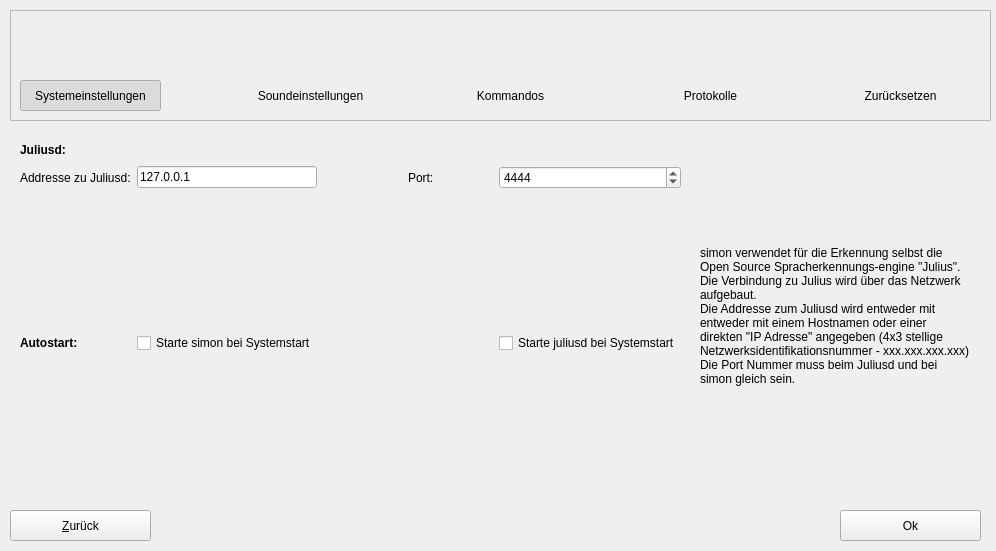
The window that ui/settings.ui (KDE/simon) describes before a commit, drawn with Qt 5.
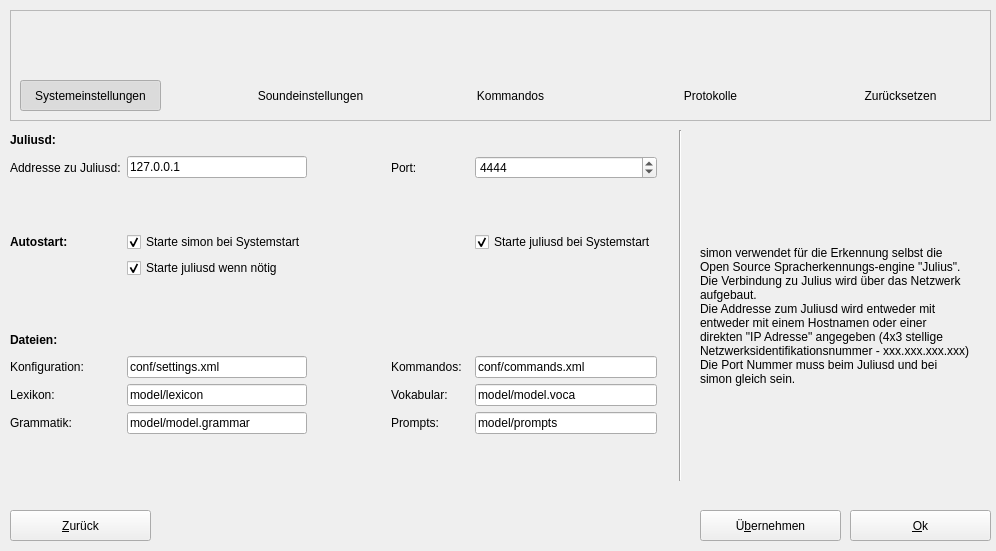
The same window after the commit. Icons and pictures are not drawn.

Diff of the .ui file:
```diff
--- a/ui/settings.ui
+++ b/ui/settings.ui
@@ -12,6 +12,9 @@
   <property name="windowTitle" >
    <string>Einstellungen</string>
   </property>
+  <property name="windowIcon" >
+   <iconset resource="../simon.qrc" >:/images/tray.png</iconset>
+  </property>
   <widget class="QFrame" name="frame" >
    <property name="geometry" >
     <rect>
@@ -27,63 +30,6 @@
    <property name="frameShadow" >
     <enum>QFrame::Raised</enum>
    </property>
-   <widget class="QLabel" name="lbSystemSettings" >
-    <property name="geometry" >
-     <rect>
-      <x>60</x>
-      <y>10</y>
-      <width>51</width>
-      <height>61</height>
-     </rect>
-    </property>
-    <property name="text" >
-     <string/>
-    </property>
-    <property name="pixmap" >
-     <pixmap>:/images/icons/computer.svg</pixmap>
-    </property>
-    <property name="scaledContents" >
-     <bool>false</bool>
-    </property>
-   </widget>
-   <widget class="QLabel" name="lbRevert" >
-    <property name="geometry" >
-     <rect>
-      <x>870</x>
-      <y>10</y>
-      <width>51</width>
-      <height>61</height>
-     </rect>
-    </property>
-    <property name="text" >
-     <string/>
-    </property>
-    <property name="pixmap" >
-     <pixmap>:/images/icons/gtk-undo-ltr.svg</pixmap>
-    </property>
-    <property name="scaledContents" >
-     <bool>false</bool>
-    </property>
-   </widget>
-   <widget class="QLabel" name="lbSoundSettings" >
-    <property name="geometry" >
-     <rect>
-      <x>280</x>
-      <y>10</y>
-      <width>51</width>
-      <height>61</height>
-     </rect>
-    </property>
-    <property name="text" >
-     <string/>
-    </property>
-    <property name="pixmap" >
-     <pixmap>:/images/icons/gnome-settings-sound.svg</pixmap>
-    </property>
-    <property name="scaledContents" >
-     <bool>false</bool>
-    </property>
-   </widget>
    <widget class="QPushButton" name="pbCommands" >
     <property name="geometry" >
      <rect>
@@ -100,25 +46,6 @@
      <bool>true</bool>
     </property>
    </widget>
-   <widget class="QLabel" name="lbCommands" >
-    <property name="geometry" >
-     <rect>
-      <x>480</x>
-      <y>10</y>
-      <width>51</width>
-      <height>61</height>
-     </rect>
-    </property>
-    <property name="text" >
-     <string/>
-    </property>
-    <property name="pixmap" >
-     <pixmap>:/images/icons/terminal.svg</pixmap>
-    </property>
-    <property name="scaledContents" >
-     <bool>false</bool>
-    </property>
-   </widget>
    <widget class="QPushButton" name="pbProtocol" >
     <property name="geometry" >
      <rect>
@@ -135,41 +62,6 @@
      <bool>true</bool>
     </property>
    </widget>
-   <widget class="QLabel" name="lbProtocol" >
-    <property name="geometry" >
-     <rect>
-      <x>680</x>
-      <y>10</y>
-      <width>51</width>
-      <height>61</height>
-     </rect>
-    </property>
-    <property name="text" >
-     <string/>
-    </property>
-    <property name="pixmap" >
-     <pixmap>:/images/icons/text-editor.svg</pixmap>
-    </property>
-    <property name="scaledContents" >
-     <bool>false</bool>
-    </property>
-   </widget>
-   <widget class="QPushButton" name="pbSoundSettings" >
-    <property name="geometry" >
-     <rect>
-      <x>230</x>
-      <y>70</y>
-      <width>141</width>
-      <height>31</height>
-     </rect>
-    </property>
-    <property name="text" >
-     <string>Soundeinstellungen</string>
-    </property>
-    <property name="flat" >
-     <bool>true</bool>
-    </property>
-   </widget>
    <widget class="QPushButton" name="pbRevert" >
     <property name="geometry" >
      <rect>
@@ -208,35 +100,117 @@
      <bool>true</bool>
     </property>
    </widget>
-  </widget>
-  <widget class="QPushButton" name="pbBack" >
-   <property name="geometry" >
-    <rect>
-     <x>10</x>
-     <y>510</y>
-     <width>141</width>
-     <height>31</height>
-    </rect>
-   </property>
-   <property name="text" >
-    <string>&amp;Zurück</string>
-   </property>
-   <property name="icon" >
-    <iconset>:/images/icons/back.png</iconset>
-   </property>
-  </widget>
-  <widget class="QPushButton" name="pbConfirm" >
-   <property name="geometry" >
-    <rect>
-     <x>840</x>
-     <y>510</y>
-     <width>141</width>
-     <height>31</height>
-    </rect>
-   </property>
-   <property name="text" >
-    <string>Ok</string>
-   </property>
+   <widget class="QLabel" name="lbSystemSettings" >
+    <property name="geometry" >
+     <rect>
+      <x>60</x>
+      <y>10</y>
+      <width>51</width>
+      <height>61</height>
+     </rect>
+    </property>
+    <property name="text" >
+     <string/>
+    </property>
+    <property name="pixmap" >
+     <pixmap resource="../simon.qrc" >:/images/icons/computer.svg</pixmap>
+    </property>
+    <property name="scaledContents" >
+     <bool>false</bool>
+    </property>
+   </widget>
+   <widget class="QLabel" name="lbSoundSettings" >
+    <property name="geometry" >
+     <rect>
+      <x>280</x>
+      <y>10</y>
+      <width>51</width>
+      <height>61</height>
+     </rect>
+    </property>
+    <property name="text" >
+     <string/>
+    </property>
+    <property name="pixmap" >
+     <pixmap resource="../simon.qrc" >:/images/icons/gnome-settings-sound.svg</pixmap>
+    </property>
+    <property name="scaledContents" >
+     <bool>false</bool>
+    </property>
+   </widget>
+   <widget class="QLabel" name="lbCommands" >
+    <property name="geometry" >
+     <rect>
+      <x>480</x>
+      <y>10</y>
+      <width>51</width>
+      <height>61</height>
+     </rect>
+    </property>
+    <property name="text" >
+     <string/>
+    </property>
+    <property name="pixmap" >
+     <pixmap resource="../simon.qrc" >:/images/icons/terminal.svg</pixmap>
+    </property>
+    <property name="scaledContents" >
+     <bool>false</bool>
+    </property>
+   </widget>
+   <widget class="QLabel" name="lbProtocol" >
+    <property name="geometry" >
+     <rect>
+      <x>680</x>
+      <y>10</y>
+      <width>51</width>
+      <height>61</height>
+     </rect>
+    </property>
+    <property name="text" >
+     <string/>
+    </property>
+    <property name="pixmap" >
+     <pixmap resource="../simon.qrc" >:/images/icons/text-editor.svg</pixmap>
+    </property>
+    <property name="scaledContents" >
+     <bool>false</bool>
+    </property>
+   </widget>
+   <widget class="QLabel" name="lbRevert" >
+    <property name="geometry" >
+     <rect>
+      <x>870</x>
+      <y>10</y>
+      <width>51</width>
+      <height>61</height>
+     </rect>
+    </property>
+    <property name="text" >
+     <string/>
+    </property>
+    <property name="pixmap" >
+     <pixmap resource="../simon.qrc" >:/images/icons/gtk-undo-ltr.svg</pixmap>
+    </property>
+    <property name="scaledContents" >
+     <bool>false</bool>
+    </property>
+   </widget>
+   <widget class="QPushButton" name="pbSoundSettings" >
+    <property name="geometry" >
+     <rect>
+      <x>230</x>
+      <y>70</y>
+      <width>141</width>
+      <height>31</height>
+     </rect>
+    </property>
+    <property name="text" >
+     <string>Soundeinstellungen</string>
+    </property>
+    <property name="flat" >
+     <bool>true</bool>
+    </property>
+   </widget>
   </widget>
   <widget class="QStackedWidget" name="swSettings" >
    <property name="geometry" >
@@ -247,32 +221,16 @@
      <height>361</height>
     </rect>
    </property>
+   <property name="currentIndex" >
+    <number>0</number>
+   </property>
    <widget class="QWidget" name="page" >
-    <widget class="QLabel" name="label_4" >
-     <property name="geometry" >
-      <rect>
-       <x>690</x>
-       <y>20</y>
-       <width>271</width>
-       <height>331</height>
-      </rect>
-     </property>
-     <property name="text" >
-      <string>simon verwendet für die Erkennung selbst die Open Source Spracherkennungs-engine "Julius".
-Die Verbindung zu Julius wird über das Netzwerk aufgebaut.
-Die Addresse zum Juliusd wird entweder mit entweder mit einem Hostnamen oder einer direkten "IP Adresse" angegeben (4x3 stellige Netzwerksidentifikationsnummer - xxx.xxx.xxx.xxx)
-Die Port Nummer muss beim Juliusd und bei simon gleich sein.</string>
-     </property>
-     <property name="wordWrap" >
-      <bool>true</bool>
-     </property>
-    </widget>
     <widget class="QWidget" name="gridLayout" >
      <property name="geometry" >
       <rect>
-       <x>10</x>
-       <y>10</y>
-       <width>661</width>
+       <x>0</x>
+       <y>0</y>
+       <width>647</width>
        <height>351</height>
       </rect>
      </property>
@@ -283,14 +241,27 @@
       <property name="spacing" >
        <number>6</number>
       </property>
-      <item row="1" column="3" >
-       <widget class="QLabel" name="label_2" >
+      <item row="0" column="2" >
+       <spacer>
+        <property name="orientation" >
+         <enum>Qt::Horizontal</enum>
+        </property>
+        <property name="sizeHint" >
+         <size>
+          <width>40</width>
+          <height>20</height>
+         </size>
+        </property>
+       </spacer>
+      </item>
+      <item row="7" column="3" >
+       <widget class="QLabel" name="lbCommands" >
         <property name="text" >
-         <string>Port:</string>
+         <string>Kommandos:</string>
         </property>
        </widget>
       </item>
-      <item row="1" column="2" >
+      <item row="4" column="4" >
        <spacer>
         <property name="orientation" >
          <enum>Qt::Horizontal</enum>
@@ -303,10 +274,182 @@
         </property>
        </spacer>
       </item>
-      <item row="1" column="1" >
-       <widget class="QLineEdit" name="leAddress" >
+      <item row="4" column="0" >
+       <spacer>
+        <property name="orientation" >
+         <enum>Qt::Horizontal</enum>
+        </property>
+        <property name="sizeHint" >
+         <size>
+          <width>40</width>
+          <height>20</height>
+         </size>
+        </property>
+       </spacer>
+      </item>
+      <item row="0" column="4" >
+       <spacer>
+        <property name="orientation" >
+         <enum>Qt::Horizontal</enum>
+        </property>
+        <property name="sizeHint" >
+         <size>
+          <width>40</width>
+          <height>20</height>
+         </size>
+        </property>
+       </spacer>
+      </item>
+      <item row="7" column="1" >
+       <widget class="QLineEdit" name="leConfig" >
         <property name="text" >
-         <string>127.0.0.1</string>
+         <string>conf/settings.xml</string>
+        </property>
+       </widget>
+      </item>
+      <item row="4" column="3" >
+       <spacer>
+        <property name="orientation" >
+         <enum>Qt::Horizontal</enum>
+        </property>
+        <property name="sizeHint" >
+         <size>
+          <width>40</width>
+          <height>20</height>
+         </size>
+        </property>
+       </spacer>
+      </item>
+      <item row="8" column="4" >
+       <widget class="QLineEdit" name="leVocab" >
+        <property name="text" >
+         <string>model/model.voca</string>
+        </property>
+       </widget>
+      </item>
+      <item row="9" column="3" >
+       <widget class="QLabel" name="lbPrompts" >
+        <property name="text" >
+         <string>Prompts:</string>
+        </property>
+       </widget>
+      </item>
+      <item row="3" column="0" >
+       <widget class="QLabel" name="lbAutostart" >
+        <property name="text" >
+         <string>&lt;html>&lt;head>&lt;meta name="qrichtext" content="1" />&lt;style type="text/css">
+p, li { white-space: pre-wrap; }
+&lt;/style>&lt;/head>&lt;body style=" font-family:'Sans Serif'; font-size:9pt; font-weight:400; font-style:normal; text-decoration:none;">
+&lt;p style=" margin-top:0px; margin-bottom:0px; margin-left:0px; margin-right:0px; -qt-block-indent:0; text-indent:0px;">&lt;span style=" font-weight:600;">Autostart:&lt;/span>&lt;/p>&lt;/body>&lt;/html></string>
+        </property>
+       </widget>
+      </item>
+      <item row="9" column="1" >
+       <widget class="QLineEdit" name="leGrammar" >
+        <property name="text" >
+         <string>model/model.grammar</string>
+        </property>
+       </widget>
+      </item>
+      <item row="2" column="0" >
+       <spacer>
+        <property name="orientation" >
+         <enum>Qt::Vertical</enum>
+        </property>
+        <property name="sizeHint" >
+         <size>
+          <width>20</width>
+          <height>40</height>
+         </size>
+        </property>
+       </spacer>
+      </item>
+      <item row="5" column="4" >
+       <spacer>
+        <property name="orientation" >
+         <enum>Qt::Vertical</enum>
+        </property>
+        <property name="sizeHint" >
+         <size>
+          <width>20</width>
+          <height>40</height>
+         </size>
+        </property>
+       </spacer>
+      </item>
+      <item row="5" column="2" >
+       <spacer>
+        <property name="orientation" >
+         <enum>Qt::Vertical</enum>
+        </property>
+        <property name="sizeHint" >
+         <size>
+          <width>20</width>
+          <height>40</height>
+         </size>
+        </property>
+       </spacer>
+      </item>
+      <item row="1" column="0" >
+       <widget class="QLabel" name="lbJuliusdAddr" >
+        <property name="text" >
+         <string>Addresse zu Juliusd:</string>
+        </property>
+       </widget>
+      </item>
+      <item row="6" column="1" >
+       <spacer>
+        <property name="orientation" >
+         <enum>Qt::Horizontal</enum>
+        </property>
+        <property name="sizeHint" >
+         <size>
+          <width>40</width>
+          <height>20</height>
+         </size>
+        </property>
+       </spacer>
+      </item>
+      <item row="9" column="2" >
+       <spacer>
+        <property name="orientation" >
+         <enum>Qt::Horizontal</enum>
+        </property>
+        <property name="sizeHint" >
+         <size>
+          <width>40</width>
+          <height>20</height>
+         </size>
+        </property>
+       </spacer>
+      </item>
+      <item row="5" column="0" >
+       <spacer>
+        <property name="orientation" >
+         <enum>Qt::Vertical</enum>
+        </property>
+        <property name="sizeHint" >
+         <size>
+          <width>20</width>
+          <height>40</height>
+         </size>
+        </property>
+       </spacer>
+      </item>
+      <item row="8" column="0" >
+       <widget class="QLabel" name="lbLexicon" >
+        <property name="text" >
+         <string>Lexikon:</string>
+        </property>
+       </widget>
+      </item>
+      <item row="3" column="1" >
+       <widget class="QCheckBox" name="cbStartSimonOnBoot" >
+        <property name="text" >
+         <string>Starte simon bei Systemstart</string>
+        </property>
+        <property name="checked" >
+         <bool>true</bool>
         </property>
        </widget>
       </item>
@@ -323,22 +466,31 @@
         </property>
        </widget>
       </item>
-      <item row="1" column="0" >
-       <widget class="QLabel" name="label" >
-        <property name="text" >
-         <string>Addresse zu Juliusd:</string>
+      <item row="2" column="2" >
+       <spacer>
+        <property name="orientation" >
+         <enum>Qt::Vertical</enum>
         </property>
-       </widget>
+        <property name="sizeHint" >
+         <size>
+          <width>20</width>
+          <height>40</height>
+         </size>
+        </property>
+       </spacer>
       </item>
-      <item row="0" column="0" >
-       <widget class="QLabel" name="label_5" >
-        <property name="text" >
-         <string>&lt;html>&lt;head>&lt;meta name="qrichtext" content="1" />&lt;style type="text/css">
-p, li { white-space: pre-wrap; }
-&lt;/style>&lt;/head>&lt;body style=" font-family:'Sans Serif'; font-size:9pt; font-weight:400; font-style:normal; text-decoration:none;">
-&lt;p style=" margin-top:0px; margin-bottom:0px; margin-left:0px; margin-right:0px; -qt-block-indent:0; text-indent:0px;">&lt;span style=" font-weight:600;">Juliusd:&lt;/span>&lt;/p>&lt;/body>&lt;/html></string>
+      <item row="6" column="4" >
+       <spacer>
+        <property name="orientation" >
+         <enum>Qt::Horizontal</enum>
         </property>
-       </widget>
+        <property name="sizeHint" >
+         <size>
+          <width>40</width>
+          <height>20</height>
+         </size>
+        </property>
+       </spacer>
       </item>
       <item row="0" column="1" >
        <spacer>
@@ -353,32 +505,6 @@
         </property>
        </spacer>
       </item>
-      <item row="0" column="2" >
-       <spacer>
-        <property name="orientation" >
-         <enum>Qt::Horizontal</enum>
-        </property>
-        <property name="sizeHint" >
-         <size>
-          <width>40</width>
-          <height>20</height>
-         </size>
-        </property>
-       </spacer>
-      </item>
-      <item row="0" column="4" >
-       <spacer>
-        <property name="orientation" >
-         <enum>Qt::Horizontal</enum>
-        </property>
-        <property name="sizeHint" >
-         <size>
-          <width>40</width>
-          <height>20</height>
-         </size>
-        </property>
-       </spacer>
-      </item>
       <item row="0" column="3" >
        <spacer>
         <property name="orientation" >
@@ -392,20 +518,10 @@
         </property>
        </spacer>
       </item>
-      <item row="3" column="0" >
-       <widget class="QLabel" name="label_3" >
+      <item row="9" column="4" >
+       <widget class="QLineEdit" name="lePrompts" >
         <property name="text" >
-         <string>&lt;html>&lt;head>&lt;meta name="qrichtext" content="1" />&lt;style type="text/css">
-p, li { white-space: pre-wrap; }
-&lt;/style>&lt;/head>&lt;body style=" font-family:'Sans Serif'; font-size:9pt; font-weight:400; font-style:normal; text-decoration:none;">
-&lt;p style=" margin-top:0px; margin-bottom:0px; margin-left:0px; margin-right:0px; -qt-block-indent:0; text-indent:0px;">&lt;span style=" font-weight:600;">Autostart:&lt;/span>&lt;/p>&lt;/body>&lt;/html></string>
-        </property>
-       </widget>
-      </item>
-      <item row="3" column="1" >
-       <widget class="QCheckBox" name="checkBox_2" >
-        <property name="text" >
-         <string>Starte simon bei Systemstart</string>
+         <string>model/prompts</string>
         </property>
        </widget>
       </item>
@@ -422,22 +538,9 @@
         </property>
        </spacer>
       </item>
-      <item row="3" column="2" >
+      <item row="5" column="1" >
        <spacer>
         <property name="orientation" >
-         <enum>Qt::Horizontal</enum>
-        </property>
-        <property name="sizeHint" >
-         <size>
-          <width>40</width>
-          <height>20</height>
-         </size>
-        </property>
-       </spacer>
-      </item>
-      <item row="2" column="0" >
-       <spacer>
-        <property name="orientation" >
          <enum>Qt::Vertical</enum>
         </property>
         <property name="sizeHint" >
@@ -448,28 +551,35 @@
         </property>
        </spacer>
       </item>
-      <item row="2" column="2" >
+      <item row="6" column="3" >
        <spacer>
         <property name="orientation" >
-         <enum>Qt::Vertical</enum>
+         <enum>Qt::Horizontal</enum>
         </property>
         <property name="sizeHint" >
          <size>
-          <width>20</width>
-          <height>40</height>
+          <width>40</width>
+          <height>20</height>
          </size>
         </property>
        </spacer>
       </item>
-      <item row="2" column="3" >
+      <item row="1" column="3" >
+       <widget class="QLabel" name="lbJuliusdPort" >
+        <property name="text" >
+         <string>Port:</string>
+        </property>
+       </widget>
+      </item>
+      <item row="4" column="2" >
        <spacer>
         <property name="orientation" >
-         <enum>Qt::Vertical</enum>
+         <enum>Qt::Horizontal</enum>
         </property>
         <property name="sizeHint" >
          <size>
-          <width>20</width>
-          <height>40</height>
+          <width>40</width>
+          <height>20</height>
          </size>
         </property>
        </spacer>
@@ -487,13 +597,83 @@
         </property>
        </spacer>
       </item>
+      <item row="9" column="0" >
+       <widget class="QLabel" name="lbGrammar" >
+        <property name="text" >
+         <string>Grammatik:</string>
+        </property>
+       </widget>
+      </item>
       <item row="3" column="4" >
-       <widget class="QCheckBox" name="checkBox_3" >
+       <widget class="QCheckBox" name="cbStartJuliusdOnBoot" >
         <property name="text" >
          <string>Starte juliusd bei Systemstart</string>
         </property>
+        <property name="checked" >
+         <bool>true</bool>
+        </property>
        </widget>
       </item>
+      <item row="3" column="2" >
+       <spacer>
+        <property name="orientation" >
+         <enum>Qt::Horizontal</enum>
+        </property>
+        <property name="sizeHint" >
+         <size>
+          <width>40</width>
+          <height>20</height>
+         </size>
+        </property>
+       </spacer>
+      </item>
+      <item row="8" column="1" >
+       <widget class="QLineEdit" name="leLexicon" >
+        <property name="text" >
+         <string>model/lexicon</string>
+        </property>
+       </widget>
+      </item>
+      <item row="1" column="1" >
+       <widget class="QLineEdit" name="leAddress" >
+        <property name="text" >
+         <string>127.0.0.1</string>
+        </property>
+       </widget>
+      </item>
+      <item row="7" column="0" >
+       <widget class="QLabel" name="lbConfig" >
+        <property name="text" >
+         <string>Konfiguration:</string>
+        </property>
+       </widget>
+      </item>
+      <item row="1" column="2" >
+       <spacer>
+        <property name="orientation" >
+         <enum>Qt::Horizontal</enum>
+        </property>
+        <property name="sizeHint" >
+         <size>
+          <width>40</width>
+          <height>20</height>
+         </size>
+        </property>
+       </spacer>
+      </item>
+      <item row="8" column="2" >
+       <spacer>
+        <property name="orientation" >
+         <enum>Qt::Horizontal</enum>
+        </property>
+        <property name="sizeHint" >
+         <size>
+          <width>40</width>
+          <height>20</height>
+         </size>
+        </property>
+       </spacer>
+      </item>
       <item row="3" column="3" >
        <spacer>
         <property name="orientation" >
@@ -507,7 +687,155 @@
         </property>
        </spacer>
       </item>
-      <item row="4" column="2" >
+      <item row="7" column="4" >
+       <widget class="QLineEdit" name="leCommands" >
+        <property name="text" >
+         <string>conf/commands.xml</string>
+        </property>
+       </widget>
+      </item>
+      <item row="8" column="3" >
+       <widget class="QLabel" name="lbVocab" >
+        <property name="text" >
+         <string>Vokabular:</string>
+        </property>
+       </widget>
+      </item>
+      <item row="5" column="3" >
+       <spacer>
+        <property name="orientation" >
+         <enum>Qt::Vertical</enum>
+        </property>
+        <property name="sizeHint" >
+         <size>
+          <width>20</width>
+          <height>40</height>
+         </size>
+        </property>
+       </spacer>
+      </item>
+      <item row="7" column="2" >
+       <spacer>
+        <property name="orientation" >
+         <enum>Qt::Horizontal</enum>
+        </property>
+        <property name="sizeHint" >
+         <size>
+          <width>40</width>
+          <height>20</height>
+         </size>
+        </property>
+       </spacer>
+      </item>
+      <item row="0" column="0" >
+       <widget class="QLabel" name="lbJuliusd" >
+        <property name="text" >
+         <string>&lt;html>&lt;head>&lt;meta name="qrichtext" content="1" />&lt;style type="text/css">
+p, li { white-space: pre-wrap; }
+&lt;/style>&lt;/head>&lt;body style=" font-family:'Sans Serif'; font-size:9pt; font-weight:400; font-style:normal; text-decoration:none;">
+&lt;p style=" margin-top:0px; margin-bottom:0px; margin-left:0px; margin-right:0px; -qt-block-indent:0; text-indent:0px;">&lt;span style=" font-weight:600;">Juliusd:&lt;/span>&lt;/p>&lt;/body>&lt;/html></string>
+        </property>
+       </widget>
+      </item>
+      <item row="6" column="2" >
+       <spacer>
+        <property name="orientation" >
+         <enum>Qt::Horizontal</enum>
+        </property>
+        <property name="sizeHint" >
+         <size>
+          <width>40</width>
+          <height>20</height>
+         </size>
+        </property>
+       </spacer>
+      </item>
+      <item row="2" column="3" >
+       <spacer>
+        <property name="orientation" >
+         <enum>Qt::Vertical</enum>
+        </property>
+        <property name="sizeHint" >
+         <size>
+          <width>20</width>
+          <height>40</height>
+         </size>
+        </property>
+       </spacer>
+      </item>
+      <item row="6" column="0" >
+       <widget class="QLabel" name="lbFiles" >
+        <property name="text" >
+         <string>&lt;html>&lt;head>&lt;meta name="qrichtext" content="1" />&lt;style type="text/css">
+p, li { white-space: pre-wrap; }
+&lt;/style>&lt;/head>&lt;body style=" font-family:'Sans Serif'; font-size:9pt; font-weight:400; font-style:normal; text-decoration:none;">
+&lt;p style=" margin-top:0px; margin-bottom:0px; margin-left:0px; margin-right:0px; -qt-block-indent:0; text-indent:0px;">&lt;span style=" font-weight:600;">Dateien:&lt;/span>&lt;/p>&lt;/body>&lt;/html></string>
+        </property>
+       </widget>
+      </item>
+      <item row="4" column="1" >
+       <widget class="QCheckBox" name="cbStartJuliusAsNeeded" >
+        <property name="text" >
+         <string>Starte juliusd wenn nötig</string>
+        </property>
+        <property name="checked" >
+         <bool>true</bool>
+        </property>
+       </widget>
+      </item>
+      <item row="10" column="0" >
+       <spacer>
+        <property name="orientation" >
+         <enum>Qt::Vertical</enum>
+        </property>
+        <property name="sizeHint" >
+         <size>
+          <width>20</width>
+          <height>40</height>
+         </size>
+        </property>
+       </spacer>
+      </item>
+      <item row="10" column="1" >
+       <spacer>
+        <property name="orientation" >
+         <enum>Qt::Vertical</enum>
+        </property>
+        <property name="sizeHint" >
+         <size>
+          <width>20</width>
+          <height>40</height>
+         </size>
+        </property>
+       </spacer>
+      </item>
+      <item row="10" column="2" >
+       <spacer>
+        <property name="orientation" >
+         <enum>Qt::Vertical</enum>
+        </property>
+        <property name="sizeHint" >
+         <size>
+          <width>20</width>
+          <height>40</height>
+         </size>
+        </property>
+       </spacer>
+      </item>
+      <item row="10" column="3" >
+       <spacer>
+        <property name="orientation" >
+         <enum>Qt::Vertical</enum>
+        </property>
+        <property name="sizeHint" >
+         <size>
+          <width>20</width>
+          <height>40</height>
+         </size>
+        </property>
+       </spacer>
+      </item>
+      <item row="10" column="4" >
        <spacer>
         <property name="orientation" >
          <enum>Qt::Vertical</enum>
@@ -522,9 +850,89 @@
       </item>
      </layout>
     </widget>
+    <widget class="Line" name="liSep1" >
+     <property name="geometry" >
+      <rect>
+       <x>660</x>
+       <y>0</y>
+       <width>20</width>
+       <height>351</height>
+      </rect>
+     </property>
+     <property name="orientation" >
+      <enum>Qt::Vertical</enum>
+     </property>
+    </widget>
+    <widget class="QLabel" name="lbHelpSystem" >
+     <property name="geometry" >
+      <rect>
+       <x>690</x>
+       <y>20</y>
+       <width>271</width>
+       <height>331</height>
+      </rect>
+     </property>
+     <property name="text" >
+      <string>simon verwendet für die Erkennung selbst die Open Source Spracherkennungs-engine "Julius".
+Die Verbindung zu Julius wird über das Netzwerk aufgebaut.
+Die Addresse zum Juliusd wird entweder mit entweder mit einem Hostnamen oder einer direkten "IP Adresse" angegeben (4x3 stellige Netzwerksidentifikationsnummer - xxx.xxx.xxx.xxx)
+Die Port Nummer muss beim Juliusd und bei simon gleich sein.</string>
+     </property>
+     <property name="wordWrap" >
+      <bool>true</bool>
+     </property>
+    </widget>
    </widget>
    <widget class="QWidget" name="page_2" />
   </widget>
+  <widget class="QPushButton" name="pbApply" >
+   <property name="geometry" >
+    <rect>
+     <x>700</x>
+     <y>510</y>
+     <width>141</width>
+     <height>31</height>
+    </rect>
+   </property>
+   <property name="text" >
+    <string>Ü&amp;bernehmen</string>
+   </property>
+   <property name="icon" >
+    <iconset resource="../simon.qrc" >:/images/icons/view-refresh.svg</iconset>
+   </property>
+  </widget>
+  <widget class="QPushButton" name="pbConfirm" >
+   <property name="geometry" >
+    <rect>
+     <x>850</x>
+     <y>510</y>
+     <width>141</width>
+     <height>31</height>
+    </rect>
+   </property>
+   <property name="text" >
+    <string>&amp;Ok</string>
+   </property>
+   <property name="icon" >
+    <iconset resource="../simon.qrc" >:/images/icons/document-save.svg</iconset>
+   </property>
+  </widget>
+  <widget class="QPushButton" name="pbBack" >
+   <property name="geometry" >
+    <rect>
+     <x>10</x>
+     <y>510</y>
+     <width>141</width>
+     <height>31</height>
+    </rect>
+   </property>
+   <property name="text" >
+    <string>&amp;Zurück</string>
+   </property>
+   <property name="icon" >
+    <iconset resource="../simon.qrc" >:/images/icons/go-previous.svg</iconset>
+   </property>
+  </widget>
  </widget>
  <tabstops>
   <tabstop>pbSystemSettings</tabstop>
```
Left out of the diff: 17 changed lines with no effect on the pictures.
